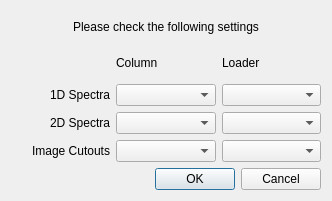
Above: mosviz/loaders/loader_selection.ui from spacetelescope/mosviz before the change. Below: the same form after it.
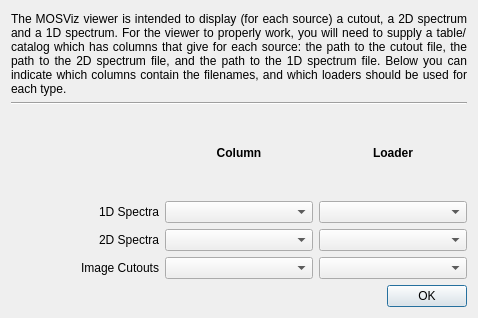
That is the form after the change.

Commit message: Improve message in GUI window and avoid asking twice for same dataset/subset

What changed in the file:
```diff
--- a/mosviz/loaders/loader_selection.ui
+++ b/mosviz/loaders/loader_selection.ui
@@ -6,8 +6,8 @@
    <rect>
     <x>0</x>
     <y>0</y>
-    <width>332</width>
-    <height>201</height>
+    <width>478</width>
+    <height>318</height>
    </rect>
   </property>
   <property name="windowTitle">
@@ -16,16 +16,19 @@
   <layout class="QVBoxLayout" name="verticalLayout">
    <item>
     <layout class="QGridLayout" name="gridLayout">
-     <item row="4" column="2">
+     <item row="4" column="1">
+      <widget class="QComboBox" name="combotext_colname_spectrum2d"/>
+     </item>
+     <item row="5" column="2">
       <widget class="QComboBox" name="combotext_loader_cutout"/>
      </item>
-     <item row="3" column="2">
+     <item row="4" column="2">
       <widget class="QComboBox" name="combotext_loader_spectrum2d"/>
      </item>
-     <item row="2" column="2">
+     <item row="3" column="2">
       <widget class="QComboBox" name="combotext_loader_spectrum1d"/>
      </item>
-     <item row="2" column="0">
+     <item row="3" column="0">
       <widget class="QLabel" name="label_2">
        <property name="text">
         <string>1D Spectra</string>
@@ -35,10 +38,7 @@
        </property>
       </widget>
      </item>
-     <item row="3" column="1">
-      <widget class="QComboBox" name="combotext_colname_spectrum2d"/>
-     </item>
-     <item row="3" column="0">
+     <item row="4" column="0">
       <widget class="QLabel" name="label_3">
        <property name="text">
         <string>2D Spectra</string>
@@ -48,26 +48,7 @@
        </property>
       </widget>
      </item>
-     <item row="0" column="0" colspan="3">
-      <widget class="QLabel" name="label">
-       <property name="font">
-        <font>
-         <weight>50</weight>
-         <bold>false</bold>
-        </font>
-       </property>
-       <property name="text">
-        <string>Please check the following settings</string>
-       </property>
-       <property name="alignment">
-        <set>Qt::AlignCenter</set>
-       </property>
-       <property name="wordWrap">
-        <bool>false</bool>
-       </property>
-      </widget>
-     </item>
-     <item row="4" column="0">
+     <item row="5" column="0">
       <widget class="QLabel" name="label_4">
        <property name="text">
         <string>Image Cutouts</string>
@@ -77,24 +58,74 @@
        </property>
       </widget>
      </item>
-     <item row="4" column="1">
+     <item row="5" column="1">
       <widget class="QComboBox" name="combotext_colname_cutout"/>
      </item>
-     <item row="2" column="1">
+     <item row="3" column="1">
       <widget class="QComboBox" name="combotext_colname_spectrum1d"/>
      </item>
-     <item row="1" column="1">
+     <item row="2" column="1">
       <widget class="QLabel" name="label_5">
+       <property name="font">
+        <font>
+         <weight>75</weight>
+         <bold>true</bold>
+        </font>
+       </property>
        <property name="text">
         <string>Column</string>
        </property>
+       <property name="alignment">
+        <set>Qt::AlignCenter</set>
+       </property>
       </widget>
      </item>
-     <item row="1" column="2">
+     <item row="2" column="2">
       <widget class="QLabel" name="label_6">
+       <property name="font">
+        <font>
+         <weight>75</weight>
+         <bold>true</bold>
+        </font>
+       </property>
        <property name="text">
         <string>Loader</string>
        </property>
+       <property name="alignment">
+        <set>Qt::AlignCenter</set>
+       </property>
+      </widget>
+     </item>
+     <item row="0" column="0" colspan="3">
+      <widget class="QLabel" name="label">
+       <property name="sizePolicy">
+        <sizepolicy hsizetype="Preferred" vsizetype="Minimum">
+         <horstretch>0</horstretch>
+         <verstretch>0</verstretch>
+        </sizepolicy>
+       </property>
+       <property name="font">
+        <font>
+         <weight>50</weight>
+         <bold>false</bold>
+        </font>
+       </property>
+       <property name="text">
+        <string>The MOSViz viewer is intended to display (for each source) a cutout, a 2D spectrum and a 1D spectrum. For the viewer to properly work, you will need to supply a table/catalog which has columns that give for each source: the path to the cutout file, the path to the 2D spectrum file, and the path to the 1D spectrum file. Below you can indicate which columns contain the filenames, and which loaders should be used for each type.</string>
+       </property>
+       <property name="alignment">
+        <set>Qt::AlignJustify|Qt::AlignVCenter</set>
+       </property>
+       <property name="wordWrap">
+        <bool>true</bool>
+       </property>
+      </widget>
+     </item>
+     <item row="1" column="0" colspan="3">
+      <widget class="Line" name="line">
+       <property name="orientation">
+        <enum>Qt::Horizontal</enum>
+       </property>
       </widget>
      </item>
     </layout>
@@ -105,7 +136,7 @@
       <enum>Qt::Horizontal</enum>
      </property>
      <property name="standardButtons">
-      <set>QDialogButtonBox::Cancel|QDialogButtonBox::Ok</set>
+      <set>QDialogButtonBox::Ok</set>
      </property>
     </widget>
    </item>
```
The commit also changes 2 other files.
